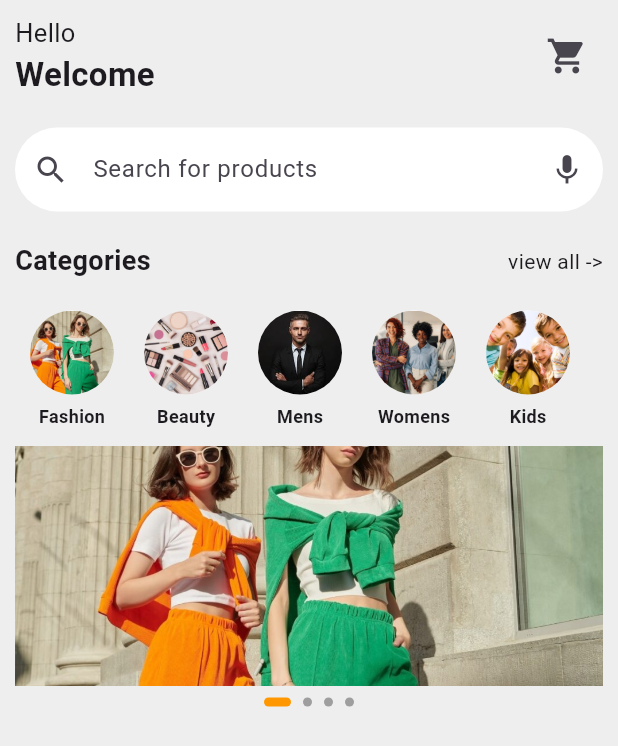
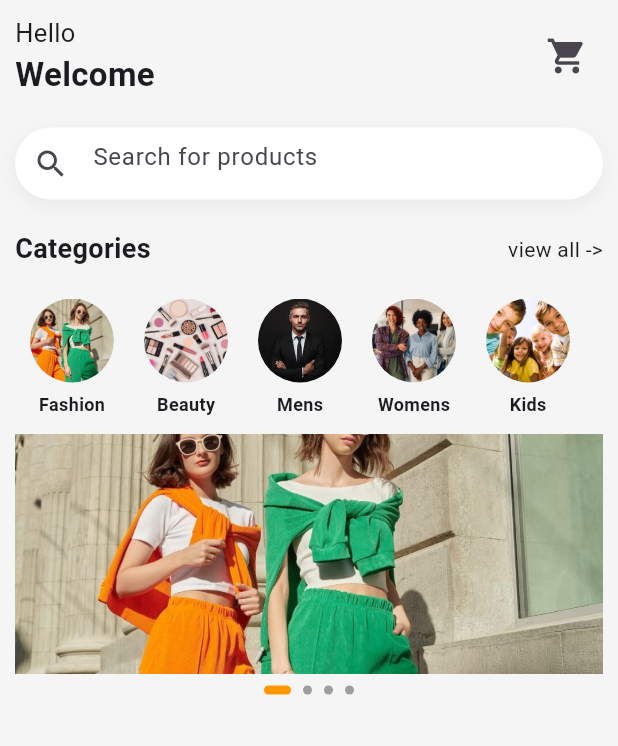
Before and after one commit to Nadia-Islam-Rupa/Full-Stack-E-Commerce-App, a Flutter app: the screen it shows after launch, on a phone screen of 412 x 824 dp. Shown: the top 746 px of the screen. Run offline on Flutter 3.47's test engine with Material 3 defaults, Android fonts, the phone set to English and light mode, and no system bars.

Commit message:
fix: update search field styling and background color in HomePage

```diff
--- a/lib/pages/home/home_page.dart
+++ b/lib/pages/home/home_page.dart
@@ -10,7 +10,8 @@ class HomePage extends StatelessWidget {
   @override
   Widget build(BuildContext context) {
     return Scaffold(
-      backgroundColor: Color.fromARGB(255, 239, 238, 238),
+      //backgroundColor: Color.fromARGB(255, 239, 238, 238),
+      backgroundColor: const Color(0xFFF5F5F5),
       body: Padding(
         padding: EdgeInsets.all(10.0),
         child: Column(
@@ -39,19 +40,28 @@ class HomePage extends StatelessWidget {
               ],
             ),
             SizedBox(height: 20),
-            TextField(
-              decoration: InputDecoration(
-                filled: true,
-                fillColor: Colors.white,
-                hintText: "Search for products",
-                prefixIcon: Icon(Icons.search),
-                suffixIcon: Icon(Icons.mic),
-                border: OutlineInputBorder(
-                  borderSide: BorderSide.none,
-                  borderRadius: BorderRadius.circular(30),
+            Container(
+              decoration: BoxDecoration(
+                color: Colors.white,
+                borderRadius: BorderRadius.circular(30),
+                boxShadow: [
+                  BoxShadow(
+                    color: Colors.black.withValues(alpha: 0.05),
+
+                    blurRadius: 10,
+                    offset: Offset(0, 4),
+                  ),
+                ],
+              ),
+              child: TextField(
+                decoration: InputDecoration(
+                  border: InputBorder.none,
+                  hintText: "Search for products",
+                  prefixIcon: Icon(Icons.search),
                 ),
               ),
             ),
+
             SizedBox(height: 20),
             Row(
               mainAxisAlignment: MainAxisAlignment.spaceBetween,
```
